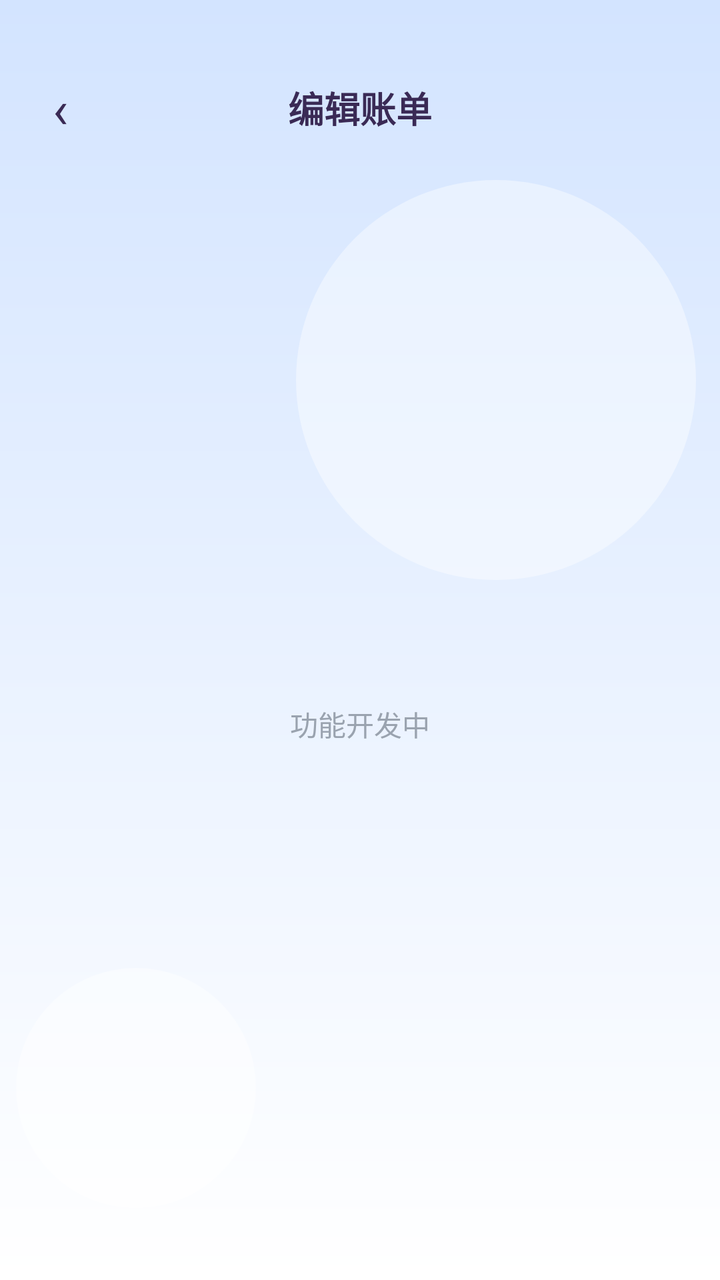
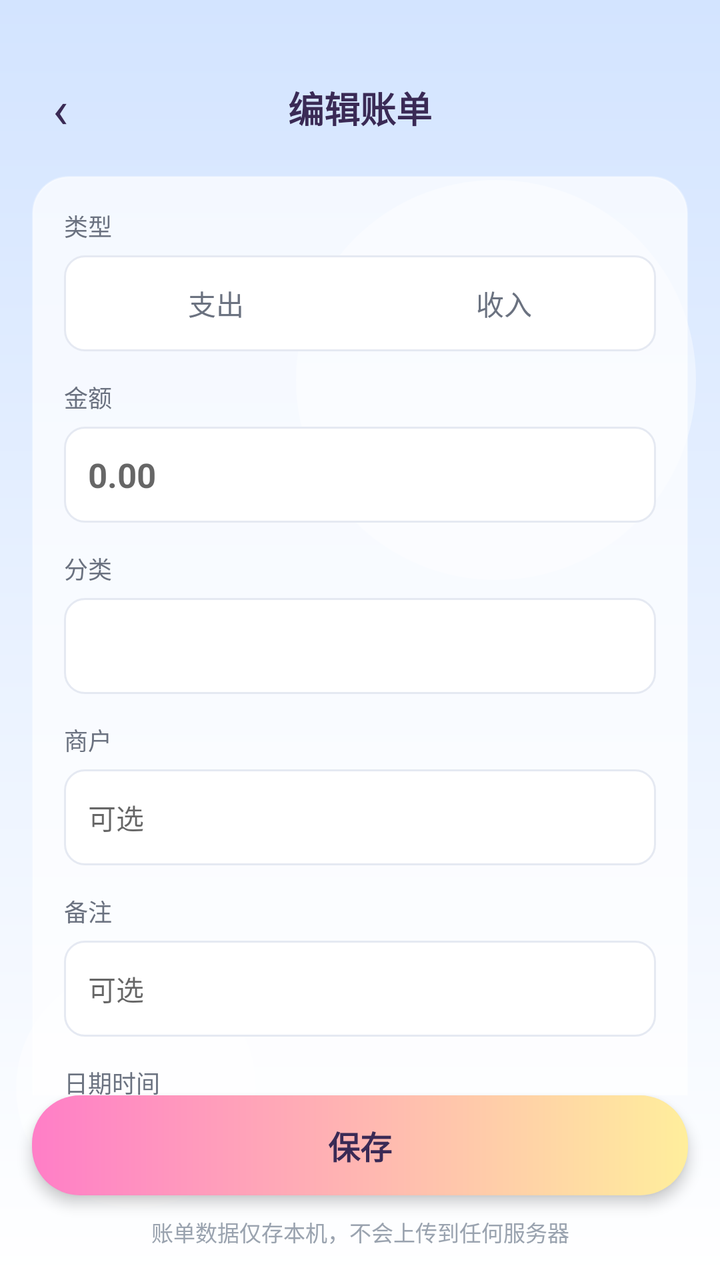

Two renders of the same Android screen: before a commit and after it. Below are the layout's source before the change and the commit's diff.
<!-- AndroidManifest.xml: application theme Theme.StudentBill -->
<!-- res/layout/activity_edit_bill.xml -->
<?xml version="1.0" encoding="utf-8"?>
<LinearLayout xmlns:android="http://schemas.android.com/apk/res/android"
    android:layout_width="match_parent"
    android:layout_height="match_parent"
    android:background="@drawable/bg_page_gradient"
    android:orientation="vertical">

    <LinearLayout
        android:layout_width="match_parent"
        android:layout_height="wrap_content"
        android:gravity="center_vertical"
        android:orientation="horizontal"
        android:paddingStart="8dp"
        android:paddingTop="32dp"
        android:paddingEnd="8dp"
        android:paddingBottom="8dp">

        <TextView
            android:id="@+id/btnBack"
            android:layout_width="44dp"
            android:layout_height="44dp"
            android:background="?attr/selectableItemBackgroundBorderless"
            android:clickable="true"
            android:contentDescription="@string/chat_back"
            android:focusable="true"
            android:gravity="center"
            android:text="@string/chat_back"
            android:textColor="@color/candy_ink"
            android:textSize="26sp" />

        <TextView
            android:id="@+id/tvTitle"
            android:layout_width="0dp"
            android:layout_height="wrap_content"
            android:layout_weight="1"
            android:gravity="center"
            android:text="@string/edit_bill_title"
            android:textColor="@color/candy_ink"
            android:textSize="18sp"
            android:textStyle="bold" />

        <View
            android:layout_width="44dp"
            android:layout_height="44dp" />

    </LinearLayout>

    <TextView
        android:id="@+id/tvPlaceholder"
        android:layout_width="match_parent"
        android:layout_height="0dp"
        android:layout_weight="1"
        android:gravity="center"
        android:text="@string/placeholder_developing"
        android:textColor="@color/text_hint"
        android:textSize="@dimen/text_body" />

</LinearLayout>
<!-- resources referenced by this layout -->
<resources>
  <color name="candy_ink">#3A2A55</color>
  <color name="text_hint">#9AA3AF</color>
  <dimen name="text_body">14sp</dimen>
  <string name="chat_back">‹</string>
  <string name="edit_bill_title">编辑账单</string>
  <string name="placeholder_developing">功能开发中</string>
  <style name="Theme.StudentBill" parent="Theme.AppCompat.Light.NoActionBar">
          <item name="colorPrimary">@color/color_primary</item>
          <item name="colorPrimaryDark">@color/color_primary_dark</item>
          <item name="colorAccent">@color/color_primary</item>
          <item name="android:windowLightStatusBar">true</item>
          <item name="android:statusBarColor">@color/page_blue</item>
          <item name="android:navigationBarColor">@color/bg_card</item>
          <item name="android:windowBackground">@drawable/bg_page_gradient</item>
          <item name="android:textColorPrimary">@color/text_primary</item>
          <item name="android:textColorSecondary">@color/text_secondary</item>
      </style>
  <color name="bg_card">#FFFFFF</color>
  <color name="page_blue">#D3E4FF</color>
  <color name="page_bubble">#66FFFFFF</color>
  <color name="color_primary">#2F6FED</color>
  <color name="color_primary_dark">#1E4FBD</color>
  <color name="text_primary">#1F2430</color>
  <color name="text_secondary">#6B7280</color>
  <!-- unchanged entries left out for length: 1 -->
</resources>

<!-- the commit's change to res/layout/activity_edit_bill.xml (unified diff, before → after) -->
@@ -5,6 +5,7 @@
     android:background="@drawable/bg_page_gradient"
     android:orientation="vertical">
 
+    
     <LinearLayout
         android:layout_width="match_parent"
         android:layout_height="wrap_content"
@@ -45,14 +46,238 @@
 
     </LinearLayout>
 
-    <TextView
-        android:id="@+id/tvPlaceholder"
+    <ScrollView
         android:layout_width="match_parent"
         android:layout_height="0dp"
         android:layout_weight="1"
+        android:fillViewport="true"
+        android:scrollbars="none">
+
+        <LinearLayout
+            android:layout_width="match_parent"
+            android:layout_height="wrap_content"
+            android:paddingStart="16dp"
+            android:paddingTop="4dp"
+            android:paddingEnd="16dp"
+            android:paddingBottom="16dp">
+
+            <LinearLayout
+                android:layout_width="match_parent"
+                android:layout_height="wrap_content"
+                android:background="@drawable/bg_candy_glass"
+                android:orientation="vertical"
+                android:padding="16dp">
+
+                <TextView
+                    android:layout_width="wrap_content"
+                    android:layout_height="wrap_content"
+                    android:text="@string/edit_bill_type_label"
+                    android:textColor="@color/text_secondary"
+                    android:textSize="12sp" />
+
+                <LinearLayout
+                    android:layout_width="match_parent"
+                    android:layout_height="wrap_content"
+                    android:layout_marginTop="6dp"
+                    android:background="@drawable/bg_input"
+                    android:orientation="horizontal"
+                    android:padding="4dp">
+
+                    <TextView
+                        android:id="@+id/tvTypeExpense"
+                        android:layout_width="0dp"
+                        android:layout_height="40dp"
+                        android:layout_weight="1"
+                        android:gravity="center"
+                        android:text="@string/bill_type_expense"
+                        android:textColor="@color/text_secondary"
+                        android:textSize="14sp" />
+
+                    <TextView
+                        android:id="@+id/tvTypeIncome"
+                        android:layout_width="0dp"
+                        android:layout_height="40dp"
+                        android:layout_weight="1"
+                        android:gravity="center"
+                        android:text="@string/bill_type_income"
+                        android:textColor="@color/text_secondary"
+                        android:textSize="14sp" />
+
+                </LinearLayout>
+
+                <TextView
+                    android:layout_width="wrap_content"
+                    android:layout_height="wrap_content"
+                    android:layout_marginTop="14dp"
+                    android:text="@string/edit_bill_amount_label"
+                    android:textColor="@color/text_secondary"
+                    android:textSize="12sp" />
+
+                <EditText
+                    android:id="@+id/etAmount"
+                    android:layout_width="match_parent"
+                    android:layout_height="48dp"
+                    android:layout_marginTop="6dp"
+                    android:background="@drawable/bg_input"
+                    android:hint="@string/edit_bill_amount_hint"
+                    android:inputType="numberDecimal"
+                    android:maxLength="10"
+                    android:paddingStart="12dp"
+                    android:paddingEnd="12dp"
+                    android:singleLine="true"
+                    android:textColor="@color/candy_ink"
+                    android:textSize="17sp"
+                    android:textStyle="bold" />
+
+                <TextView
+                    android:layout_width="wrap_content"
+                    android:layout_height="wrap_content"
+                    android:layout_marginTop="14dp"
+                    android:text="@string/edit_bill_category_label"
+                    android:textColor="@color/text_secondary"
+                    android:textSize="12sp" />
+
+                <FrameLayout
+                    android:layout_width="match_parent"
+                    android:layout_height="48dp"
+                    android:layout_marginTop="6dp"
+                    android:background="@drawable/bg_input">
+
+                    <Spinner
+                        android:id="@+id/spinnerCategory"
+                        android:layout_width="match_parent"
+                        android:layout_height="match_parent"
+                        android:background="@null"
+                        android:paddingStart="12dp"
+                        android:paddingEnd="8dp"
+                        android:spinnerMode="dropdown" />
+
+                </FrameLayout>
+
+                <TextView
+                    android:layout_width="wrap_content"
+                    android:layout_height="wrap_content"
+                    android:layout_marginTop="14dp"
+                    android:text="@string/edit_bill_merchant_label"
+                    android:textColor="@color/text_secondary"
+                    android:textSize="12sp" />
+
+                <EditText
+                    android:id="@+id/etMerchant"
+                    android:layout_width="match_parent"
+                    android:layout_height="48dp"
+                    android:layout_marginTop="6dp"
+                    android:background="@drawable/bg_input"
+                    android:hint="@string/edit_bill_optional_hint"
+                    android:inputType="text"
+                    android:maxLength="40"
+                    android:paddingStart="12dp"
+                    android:paddingEnd="12dp"
+                    android:singleLine="true"
+                    android:textColor="@color/candy_ink"
+                    android:textSize="14sp" />
+
+                <TextView
+                    android:layout_width="wrap_content"
+                    android:layout_height="wrap_content"
+                    android:layout_marginTop="14dp"
+                    android:text="@string/edit_bill_remark_label"
+                    android:textColor="@color/text_secondary"
+                    android:textSize="12sp" />
+
+                <EditText
+                    android:id="@+id/etRemark"
+                    android:layout_width="match_parent"
+                    android:layout_height="48dp"
+                    android:layout_marginTop="6dp"
+                    android:background="@drawable/bg_input"
+                    android:hint="@string/edit_bill_optional_hint"
+                    android:inputType="text"
+                    android:maxLength="60"
+                    android:paddingStart="12dp"
+                    android:paddingEnd="12dp"
+                    android:singleLine="true"
+                    android:textColor="@color/candy_ink"
+                    android:textSize="14sp" />
+
+                <TextView
+                    android:layout_width="wrap_content"
+                    android:layout_height="wrap_content"
+                    android:layout_marginTop="14dp"
+                    android:text="@string/edit_bill_datetime_label"
+                    android:textColor="@color/text_secondary"
+                    android:textSize="12sp" />
+
+                <LinearLayout
+                    android:layout_width="match_parent"
+                    android:layout_height="wrap_content"
+                    android:layout_marginTop="6dp"
+                    android:orientation="horizontal">
+
+                    <TextView
+                        android:id="@+id/tvDate"
+                        android:layout_width="0dp"
+                        android:layout_height="48dp"
+                        android:layout_weight="1"
+                        android:background="@drawable/bg_input"
+                        android:clickable="true"
+                        android:focusable="true"
+                        android:gravity="center_vertical"
+                        android:paddingStart="12dp"
+                        android:paddingEnd="12dp"
+                        android:textColor="@color/candy_ink"
+                        android:textSize="14sp" />
+
+                    <TextView
+                        android:id="@+id/tvTime"
+                        android:layout_width="0dp"
+                        android:layout_height="48dp"
+                        android:layout_marginStart="10dp"
+                        android:layout_weight="1"
+                        android:background="@drawable/bg_input"
+                        android:clickable="true"
+                        android:focusable="true"
+                        android:gravity="center_vertical"
+                        android:paddingStart="12dp"
+                        android:paddingEnd="12dp"
+                        android:textColor="@color/candy_ink"
+                        android:textSize="14sp" />
+
+                </LinearLayout>
+
+            </LinearLayout>
+
+        </LinearLayout>
+
+    </ScrollView>
+
+    <TextView
+        android:id="@+id/btnSave"
+        android:layout_width="match_parent"
+        android:layout_height="50dp"
+        android:layout_marginStart="16dp"
+        android:layout_marginEnd="16dp"
+        android:background="@drawable/bg_button_candy"
+        android:clickable="true"
+        android:elevation="4dp"
+        android:focusable="true"
         android:gravity="center"
-        android:text="@string/placeholder_developing"
+        android:text="@string/btn_save"
+        android:textColor="@color/candy_ink"
+        android:textSize="16sp"
+        android:textStyle="bold" />
+
+    <TextView
+        android:id="@+id/tvPrivacyTip"
+        android:layout_width="match_parent"
+        android:layout_height="wrap_content"
+        android:paddingStart="16dp"
+        android:paddingTop="10dp"
+        android:paddingEnd="16dp"
+        android:paddingBottom="16dp"
+        android:gravity="center"
+        android:text="@string/edit_privacy_tip"
         android:textColor="@color/text_hint"
-        android:textSize="@dimen/text_body" />
+        android:textSize="11sp" />
 
 </LinearLayout>
<!-- resource entries referenced after the edit -->
@@ -2,10 +2,17 @@
 <resources>
   <color name="candy_ink">#3A2A55</color>
   <color name="text_hint">#9AA3AF</color>
-  <dimen name="text_body">14sp</dimen>
   <string name="chat_back">‹</string>
+  <string name="edit_bill_amount_hint">0.00</string>
+  <string name="edit_bill_amount_label">金额</string>
+  <string name="edit_bill_category_label">分类</string>
+  <string name="edit_bill_datetime_label">日期时间</string>
+  <string name="edit_bill_merchant_label">商户</string>
+  <string name="edit_bill_optional_hint">可选</string>
+  <string name="edit_bill_remark_label">备注</string>
   <string name="edit_bill_title">编辑账单</string>
-  <string name="placeholder_developing">功能开发中</string>
+  <string name="edit_bill_type_label">类型</string>
+  <string name="edit_privacy_tip">账单数据仅存本机，不会上传到任何服务器</string>
   <style name="Theme.StudentBill" parent="Theme.AppCompat.Light.NoActionBar">
           <item name="colorPrimary">@color/color_primary</item>
           <item name="colorPrimaryDark">@color/color_primary_dark</item>
@@ -17,13 +24,51 @@
           <item name="android:textColorPrimary">@color/text_primary</item>
           <item name="android:textColorSecondary">@color/text_secondary</item>
       </style>
+  <color name="candy_lemon">#FFEE9C</color>
+  <color name="candy_pink">#FF7EC7</color>
+  <color name="candy_glass">#B8FFFFFF</color>
+  <color name="candy_line">#59FFFFFF</color>
   <color name="bg_card">#FFFFFF</color>
+  <color name="divider">#E5E9F2</color>
   <color name="page_blue">#D3E4FF</color>
   <color name="page_bubble">#66FFFFFF</color>
   <color name="color_primary">#2F6FED</color>
   <color name="color_primary_dark">#1E4FBD</color>
   <color name="text_primary">#1F2430</color>
   <color name="text_secondary">#6B7280</color>
+  <!-- drawable bg_button_candy (drawable) -->
+  <?xml version="1.0" encoding="utf-8"?>
+  <shape xmlns:android="http://schemas.android.com/apk/res/android"
+      android:shape="rectangle">
+      <gradient
+          android:angle="0"
+          android:endColor="@color/candy_lemon"
+          android:startColor="@color/candy_pink" />
+      <corners android:radius="24dp" />
+  </shape>
+  <!-- drawable bg_candy_glass (drawable) -->
+  <?xml version="1.0" encoding="utf-8"?>
+  <shape xmlns:android="http://schemas.android.com/apk/res/android"
+      android:shape="rectangle">
+      <solid android:color="@color/candy_glass" />
+      <corners android:radius="18dp" />
+      <stroke
+          android:width="1dp"
+          android:color="@color/candy_line" />
+  </shape>
+  <!-- drawable bg_input (drawable) -->
+  <?xml version="1.0" encoding="utf-8"?>
+  <shape xmlns:android="http://schemas.android.com/apk/res/android"
+      android:shape="rectangle">
+      <solid android:color="@color/bg_card" />
+      <corners android:radius="10dp" />
+      <stroke
+          android:width="1dp"
+          android:color="@color/divider" />
+  </shape>
+  <string name="bill_type_expense">支出</string>
+  <string name="bill_type_income">收入</string>
+  <string name="btn_save">保存</string>
   <!-- unchanged entries left out for length: 1 -->
 </resources>
 
